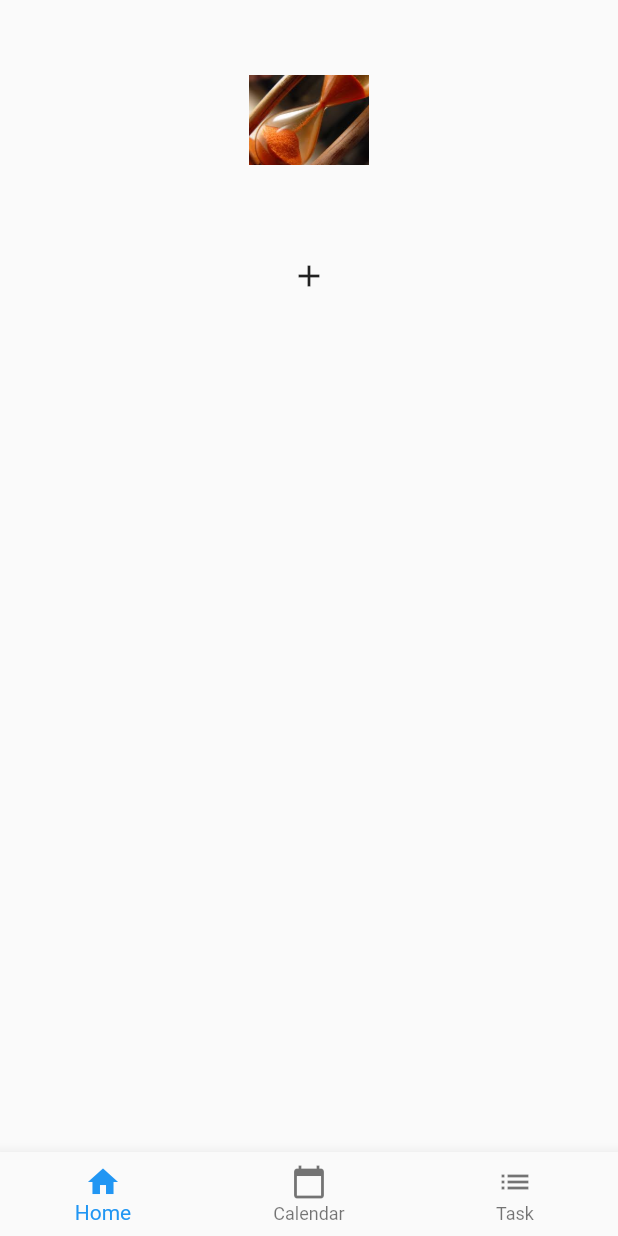
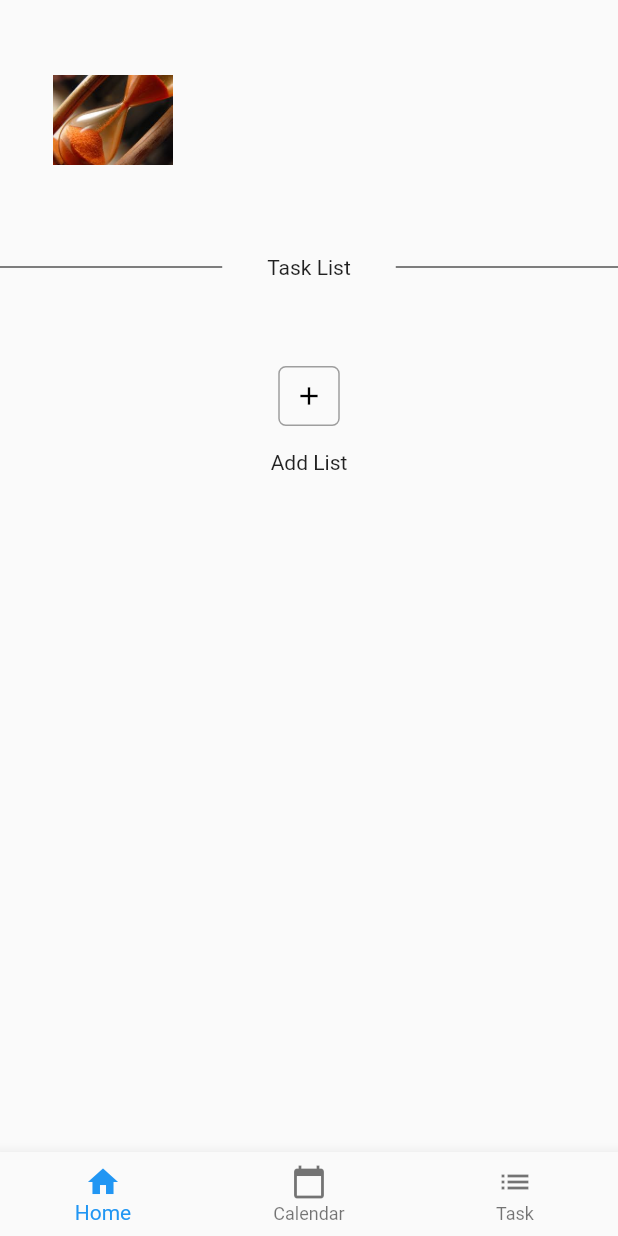
Before and after one commit to AlbanyBuipe/Daily, a Flutter app: the screen it shows after launch, on a phone screen of 412 x 824 dp. Run offline on Flutter 3.47's test engine with Material 2 defaults, Android fonts, the phone set to English and light mode, and no system bars.

Commit message:
Logo is back to the left side. Divider and Add List button added.

```diff
--- a/lib/main.dart
+++ b/lib/main.dart
@@ -5,7 +5,7 @@ void main() {
   runApp(
     MaterialApp(
       title: 'Daily',
-      home: HomePage(),
+      home: SafeArea(child: HomePage()),
     )
   );
 }
--- a/lib/ui/home.dart
+++ b/lib/ui/home.dart
@@ -6,21 +6,64 @@ class HomePage extends StatelessWidget {
     return Scaffold(
       body: Container(
         child: Column(
+          crossAxisAlignment: CrossAxisAlignment.start,
           children: <Widget>[
             Container(
-              margin: EdgeInsets.all(35.0),
-              width: 80,
-              height: 90,
-              child: Image.asset('assets/images/logo.jpg')
+                margin: EdgeInsets.all(35.0),
+                width: 80,
+                height: 90,
+                child: Image.asset('assets/images/logo.jpg')
             ),
+            Row(
+              children: <Widget>[
+                Expanded(
+                  child: Container(
+                    margin: EdgeInsets.only(right: 30.0),
+                    child: Divider(
+                      color: Colors.black,
+                      height: 36,
+                    ),
+                  ),
+                ),
+                Text("Task List"),
+
+                Expanded(
+                  child: Container(
+                    margin: const EdgeInsets.only(left: 30.0),
+                    child: Divider(
+                      color: Colors.black,
+                      height: 36,
+                    ),
+                  ),
+                )
+              ],
+            ),
+
             Container(
               child: Column(
                 children: <Widget>[
-                  Center(
-                    child: IconButton(
-                      icon: Icon(Icons.add),
-                      onPressed: (){print("Clicked");},
+                  Padding(
+                    padding: const EdgeInsets.only(top: 48.0),
+                    child: Center(
+                      child: Container(
+                        decoration: ShapeDecoration(
+                          shape: RoundedRectangleBorder(borderRadius: BorderRadius.circular(5.0),
+                              side: BorderSide(color: Colors.grey)),
+
+                        ),
+                        width: 41.0,
+                        height: 40.0,
+                        child: Icon(
+                          Icons.add,
+                          size: 20.0,
+                          color: Colors.black,
+                        ),
+                      ),
                     ),
+                  ),
+                  Padding(
+                    padding: EdgeInsets.only(top: 16.0),
+                    child: Text("Add List"),
                   )
                 ],
               ),
@@ -32,7 +75,8 @@ class HomePage extends StatelessWidget {
       bottomNavigationBar: BottomNavigationBar(
         items: <BottomNavigationBarItem>[
           BottomNavigationBarItem(icon: Icon(Icons.home), title: Text('Home')),
-          BottomNavigationBarItem(icon: Icon(Icons.calendar_today), title: Text('Calendar')),
+          BottomNavigationBarItem(
+              icon: Icon(Icons.calendar_today), title: Text('Calendar')),
           BottomNavigationBarItem(icon: Icon(Icons.list), title: Text('Task'))
         ],
       ),
```
